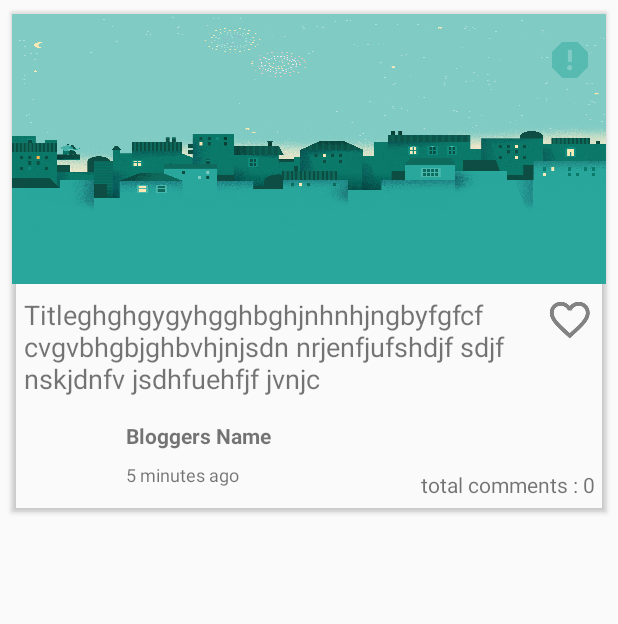
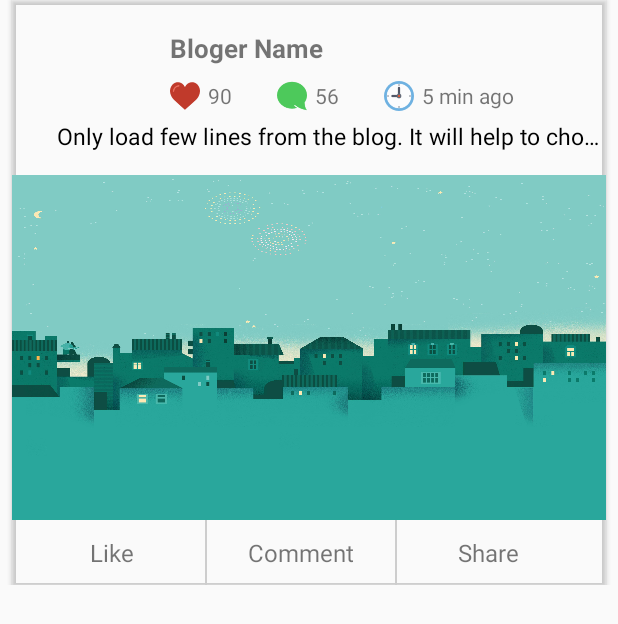
Before and after one commit to levirgon/blog-reader-app, an Android app: the layout list_item.xml on its own in the app's theme, with its tools: preview values and no code run, on a phone screen of 412 x 824 dp. Shown: the top 624 px of the screen. Run offline under Robolectric (Android 15) with nearby library versions, the phone set to English and light mode, and no system bars.

Commit message:
pulling for update

```diff
--- a/app/build.gradle
+++ b/app/build.gradle
@@ -51,6 +51,7 @@ dependencies {
     compile 'com.vstechlab.easyfonts:easyfonts:1.0.0'
     compile 'com.github.jkwiecien:EasyImage:2.0.3'
     compile 'com.google.firebase:firebase-messaging:10.0.1'
+    compile 'org.ocpsoft.prettytime:prettytime:4.0.1.Final'
     testCompile 'junit:junit:4.12'
 }
 apply plugin: 'com.google.gms.google-services'
--- a/app/src/main/java/com/example/noushad/blogbee/adapter/BlogRecycleAdapter.java
+++ b/app/src/main/java/com/example/noushad/blogbee/adapter/BlogRecycleAdapter.java
@@ -18,8 +18,16 @@ import com.example.noushad.blogbee.model.allPostsResponseModel.DataItem;
 import com.example.noushad.blogbee.utils.PaginationAdapterCallback;
 import com.example.noushad.blogbee.utils.WebOperations;
 
+import org.ocpsoft.prettytime.PrettyTime;
+
+import java.text.DateFormat;
+import java.text.ParseException;
+import java.text.SimpleDateFormat;
 import java.util.ArrayList;
+import java.util.Calendar;
+import java.util.Date;
 import java.util.List;
+import java.util.Locale;
 
 /**
  * Created by noushad on 7/16/17.
@@ -77,7 +85,11 @@ public class BlogRecycleAdapter extends RecyclerView.Adapter {
         switch (getItemViewType(position)) {
             case ITEM:
                 BlogVH blogVH = (BlogVH) holder;
-                blogVH.bind(dataItem);
+                try {
+                    blogVH.bind(dataItem);
+                } catch (ParseException e) {
+                    e.printStackTrace();
+                }
                 break;
             case LOADING:
                 LoadingVH loadingVH = (LoadingVH) holder;
@@ -121,19 +133,26 @@ public class BlogRecycleAdapter extends RecyclerView.Adapter {
 
         public BlogVH(View itemView) {
             super(itemView);
-            mCommentCountTextView = (TextView) itemView.findViewById(R.id.total_comments);
-            mCoverImage = (ImageView) itemView.findViewById(R.id.cover_image);
-            mProfileImage = (ImageView) itemView.findViewById(R.id.blog_profile_image);
-            mNameTextView = (TextView) itemView.findViewById(R.id.name_text);
-            mLastUpdatedTextView = (TextView) itemView.findViewById(R.id.last_update);
-            mTitleTextView = (TextView) itemView.findViewById(R.id.blog_title);
+            mCommentCountTextView = (TextView) itemView.findViewById(R.id.commentCountTextView);
+            mCoverImage = (ImageView) itemView.findViewById(R.id.blogCoverImageView);
+            mProfileImage = (ImageView) itemView.findViewById(R.id.user_image);
+            mNameTextView = (TextView) itemView.findViewById(R.id.blogerNameTextView);
+            mLastUpdatedTextView = (TextView) itemView.findViewById(R.id.timeCountTextView);
+            mTitleTextView = (TextView) itemView.findViewById(R.id.blogTopicTextView);
 
             itemView.setOnClickListener(this);
         }
 
-        private void bind(DataItem dataItem) {
+        private void bind(DataItem dataItem) throws ParseException {
             mDataItem = dataItem;
-            mLastUpdatedTextView.setText(mDataItem.getLastChange());
+            String str_date=mDataItem.getLastChange().toString();
+            DateFormat formatter ;
+            Date date ;
+            formatter = new SimpleDateFormat("yyyy-MM-dd HH:mm:ss");
+            date = (Date) formatter.parse(str_date);
+            long longDate=date.getTime();
+
+            mLastUpdatedTextView.setText(getlongtoago(longDate));
             WebOperations.loadImage(parentContext, mCoverImage, mDataItem.getCoverPhoto());
             if (mDataItem.hasCreatorInfo()) {
                 if (WebOperations.hasValidPath(mDataItem.getUserInfo().getCoverPhoto()))
@@ -141,8 +160,7 @@ public class BlogRecycleAdapter extends RecyclerView.Adapter {
                 mNameTextView.setText((mDataItem.getUserInfo()).getName());
             }
             mTitleTextView.setText(mDataItem.getTitle());
-            mCommentCountTextView.setText(String.valueOf("Total Comments : "
-                    + mDataItem.getCommentCount()));
+            mCommentCountTextView.setText(String.valueOf(mDataItem.getCommentCount()));
         }
 
         @Override
@@ -238,4 +256,68 @@ public class BlogRecycleAdapter extends RecyclerView.Adapter {
             notifyItemRemoved(position);
         }
     }
+    public static String getlongtoago(long createdAt) {
+        //DateFormat userDateFormat = new SimpleDateFormat("E MMM dd HH:mm:ss Z yyyy");
+        DateFormat dateFormatNeeded = new SimpleDateFormat("yyyy-MM-dd HH:MM:SS");
+        Date date = null;
+        date = new Date(createdAt);
+        String crdate1 = dateFormatNeeded.format(date);
+
+        // Date Calculation
+        DateFormat dateFormat = new SimpleDateFormat("yyyy-MM-dd HH:mm:ss");
+        crdate1 = new SimpleDateFormat("yyyy-MM-dd HH:mm:ss").format(date);
+
+        // get current date time with Calendar()
+        Calendar cal = Calendar.getInstance();
+        String currenttime = dateFormat.format(cal.getTime());
+
+        Date CreatedAt = null;
+        Date current = null;
+        try {
+            CreatedAt = dateFormat.parse(crdate1);
+            current = dateFormat.parse(currenttime);
+        } catch (java.text.ParseException e) {
+            // TODO Auto-generated catch block
+            e.printStackTrace();
+        }
+
+        // Get msec from each, and subtract.
+        long diff = current.getTime() - CreatedAt.getTime();
+        long diffSeconds = diff / 1000;
+        long diffMinutes = diff / (60 * 1000) % 60;
+        long diffHours = diff / (60 * 60 * 1000) % 24;
+        long diffDays = diff / (24 * 60 * 60 * 1000);
+
+        String time = null;
+        if (diffDays > 0) {
+            if (diffDays == 1) {
+                time = diffDays + " day ago ";
+            } else {
+                time = diffDays + " days ago ";
+            }
+        } else {
+            if (diffHours > 0) {
+                if (diffHours == 1) {
+                    time = diffHours + " hr ago";
+                } else {
+                    time = diffHours + " hrs ago";
+                }
+            } else {
+                if (diffMinutes > 0) {
+                    if (diffMinutes == 1) {
+                        time = diffMinutes + " min ago";
+                    } else {
+                        time = diffMinutes + " mins ago";
+                    }
+                } else {
+                    if (diffSeconds > 0) {
+                        time = diffSeconds + " secs ago";
+                    }
+                }
+
+            }
+
+        }
+        return time;
+    }
 }
--- a/app/src/main/res/layout/activity_login.xml
+++ b/app/src/main/res/layout/activity_login.xml
@@ -93,7 +93,7 @@
         android:layout_width="0dp"
         android:layout_height="wrap_content"
         android:layout_margin="16dp"
-        android:layout_marginTop="8dp"
+        android:layout_marginTop="10sp"
         android:fontFamily="sans-serif"
         android:gravity="center"
         android:text="@string/create_new_account"
--- a/app/src/main/res/layout/activity_splash_screen.xml
+++ b/app/src/main/res/layout/activity_splash_screen.xml
@@ -14,7 +14,7 @@
         android:layout_centerHorizontal="true"
         android:layout_marginTop="120sp"
         android:textSize="45sp"
-    android:textStyle="bold"
+        android:fontFamily="sans-serif"
         android:textColor="@color/colorAccent"
         android:text="@string/app_name" />
 
--- a/app/src/main/res/layout/list_item.xml
+++ b/app/src/main/res/layout/list_item.xml
@@ -8,128 +8,167 @@
     <android.support.v7.widget.CardView
         android:layout_width="match_parent"
         android:layout_height="wrap_content"
-        android:layout_margin="8dp"
-        app:cardBackgroundColor="@android:color/transparent">
+        app:cardBackgroundColor="@android:color/transparent"
+        android:id="@+id/cardView3"
+        android:layout_marginLeft="8dp"
+        android:layout_marginRight="8dp"
+        android:layout_centerVertical="true"
+        android:layout_centerHorizontal="true">
 
-        <android.support.constraint.ConstraintLayout
+    <RelativeLayout
+        android:id="@+id/relative_layout"
+        android:layout_width="match_parent"
+        android:layout_height="390sp"
+        android:layout_alignParentTop="true"
+        android:layout_alignStart="@+id/cardView3"
+        android:background="@android:color/transparent"
+        android:orientation="vertical">
+
+        <de.hdodenhof.circleimageview.CircleImageView
+            android:id="@+id/user_image"
+            android:layout_width="50sp"
+            android:layout_height="50sp"
+            android:layout_alignParentStart="true"
+            android:layout_alignParentTop="true"
+            android:layout_marginStart="30sp"
+            android:layout_marginTop="20sp" />
+
+        <TextView
+            android:id="@+id/blogerNameTextView"
+            android:layout_width="wrap_content"
+            android:layout_height="wrap_content"
+            android:layout_alignTop="@+id/user_image"
+            android:layout_marginStart="25sp"
+            android:layout_toEndOf="@+id/user_image"
+            android:text="Bloger Name"
+            android:textSize="17sp"
+            android:textStyle="bold" />
+
+        <LinearLayout
+            android:id="@+id/loader"
             android:layout_width="match_parent"
             android:layout_height="wrap_content"
-            android:layout_alignParentTop="true"
-            android:background="@android:color/transparent"
-            android:orientation="vertical"
-            tools:layout_editor_absoluteY="0dp"
-            tools:layout_editor_absoluteX="0dp">
+            android:layout_alignStart="@+id/user_image"
+            android:layout_below="@+id/blogerNameTextView"
+            android:layout_marginLeft="75sp"
+            android:layout_marginTop="10sp"
+            android:orientation="horizontal">
 
             <ImageView
-                android:id="@+id/cover_image"
-                android:layout_width="0dp"
-                android:layout_height="180dp"
-                android:layout_marginEnd="0dp"
-                android:layout_marginLeft="0dp"
-                android:layout_marginRight="0dp"
-                android:layout_marginStart="0dp"
-                android:layout_marginTop="1dp"
-                android:scaleType="fitXY"
-                app:layout_constraintHorizontal_bias="1.0"
-                app:layout_constraintLeft_toLeftOf="parent"
-                app:layout_constraintRight_toRightOf="parent"
-                app:layout_constraintTop_toTopOf="parent"
-                app:srcCompat="@drawable/house"
-                tools:ignore="ContentDescription"/>
+                android:id="@+id/likedImageView"
+                android:layout_width="20sp"
+                android:layout_height="20sp"
+                app:srcCompat="@drawable/liked"
+                android:scaleType="fitXY"/>
 
             <TextView
-                android:id="@+id/blog_title"
-                android:layout_width="0dp"
+                android:id="@+id/likeCountTextView"
+                android:layout_width="wrap_content"
                 android:layout_height="wrap_content"
-                android:layout_marginEnd="16dp"
-                android:layout_marginStart="8dp"
-                android:layout_marginTop="8dp"
-                android:textAllCaps="false"
-                android:textSize="18sp"
-                app:layout_constraintHorizontal_bias="0.0"
-                app:layout_constraintLeft_toLeftOf="parent"
-                app:layout_constraintRight_toLeftOf="@+id/imageButton"
-                app:layout_constraintTop_toBottomOf="@+id/cover_image"
-                tools:text="Titleghghgygyhgghbghjnhnhjngbyfgfcfcvgvbhgbjghbvhjnjsdn nrjenfjufshdjf sdjf nskjdnfv jsdhfuehfjf jvnjc"/>
+                android:layout_alignTop="@+id/likedImageView"
+                android:layout_marginLeft="5sp"
+                android:layout_toEndOf="@+id/likedImageView"
+                android:text="90" />
 
-            <de.hdodenhof.circleimageview.CircleImageView
-                android:id="@+id/blog_profile_image"
-                android:layout_width="60dp"
-                android:layout_height="60dp"
-                android:layout_marginStart="8dp"
-                android:layout_marginTop="8dp"
-                app:layout_constraintTop_toBottomOf="@+id/blog_title"
-
-                app:layout_constraintLeft_toLeftOf="parent"
-                app:layout_constraintBottom_toBottomOf="parent"
-                android:layout_marginBottom="8dp"
-                />
+            <ImageView
+                android:id="@+id/commentImageView"
+                android:layout_width="20sp"
+                android:layout_height="20sp"
+                android:layout_marginLeft="30sp"
+                app:srcCompat="@drawable/comment"
+                android:scaleType="fitXY"/>
 
             <TextView
-                android:id="@+id/name_text"
+                android:id="@+id/commentCountTextView"
                 android:layout_width="wrap_content"
                 android:layout_height="wrap_content"
-                android:layout_marginStart="8dp"
-                android:layout_marginTop="8dp"
-                android:maxLength="26"
-                android:textAllCaps="false"
-                android:textSize="14sp"
-                android:textStyle="bold"
-                app:layout_constraintLeft_toRightOf="@+id/blog_profile_image"
-                app:layout_constraintTop_toTopOf="@+id/blog_profile_image"
-                tools:text="Bloggers Name"/>
+                android:layout_marginLeft="5sp"
+                android:text="56" />
 
-            <ImageButton
-                android:layout_width="0dp"
-                android:layout_height="wrap_content"
-                android:layout_marginEnd="8dp"
-                android:background="@android:color/transparent"
-                app:srcCompat="@drawable/ic_favourite_disabled"
-                tools:ignore="ContentDescription,RtlHardcoded"
-                android:layout_marginRight="8dp"
-                app:layout_constraintRight_toRightOf="parent"
-                android:layout_marginTop="8dp"
-                app:layout_constraintTop_toBottomOf="@+id/cover_image"
-                android:id="@+id/imageButton"/>
+            <ImageView
+                android:id="@+id/timeImageView"
+                android:layout_width="20sp"
+                android:layout_height="20sp"
+                android:layout_marginLeft="30sp"
+                app:srcCompat="@drawable/clock"
+                android:scaleType="fitXY"/>
 
             <TextView
-                android:id="@+id/last_update"
+                android:id="@+id/timeCountTextView"
                 android:layout_width="wrap_content"
                 android:layout_height="wrap_content"
-                android:layout_marginStart="8dp"
-                android:layout_marginTop="8dp"
+                android:layout_marginLeft="5sp"
+                android:text="@string/_5_minutes_ago" />
 
-                android:textSize="12sp"
+        </LinearLayout>
 
-                app:layout_constraintLeft_toRightOf="@+id/blog_profile_image"
-                app:layout_constraintTop_toBottomOf="@+id/name_text"
-                tools:text="5 minutes ago"/>
+        <TextView
+            android:id="@+id/blogTopicTextView"
+            android:layout_width="wrap_content"
+            android:layout_height="wrap_content"
+            android:text="Only load few lines from the blog. It will help to choose the topic. to read the blog."
+            android:textSize="15sp"
+            android:textColor="#000000"
+            android:layout_marginTop="10sp"
+            android:ellipsize="end"
+            android:maxLines="1"
+            android:layout_alignStart="@+id/user_image"
+            android:layout_below="@+id/user_image" />
+        <ImageView
+            android:id="@+id/blogCoverImageView"
+            android:layout_width="match_parent"
+            android:layout_height="230sp"
+            app:srcCompat="@drawable/house"
+            android:scaleType="fitXY"
+            android:layout_weight="1"
+            android:layout_below="@+id/blogTopicTextView"
+            android:layout_alignParentStart="true"
+            android:layout_marginTop="15sp" />
+
+        <LinearLayout
+            android:layout_width="match_parent"
+            android:layout_height="match_parent"
+            android:orientation="horizontal"
+            android:layout_below="@+id/blogCoverImageView">
 
             <TextView
-                android:id="@+id/total_comments"
-                android:layout_width="wrap_content"
-                android:layout_height="wrap_content"
-                android:layout_marginStart="8dp"
-                android:gravity="center"
-                tools:text="total comments : 0"
-                app:layout_constraintBottom_toBottomOf="parent"
-                android:layout_marginBottom="8dp"
-                android:layout_marginEnd="8dp"
-                app:layout_constraintRight_toRightOf="parent"/>
+                android:id="@+id/likeTextViewButton"
+                android:layout_width="125sp"
+                android:layout_height="match_parent"
+                android:text="Like"
+                android:layout_marginLeft="3sp"
+                android:textSize="16sp"
+                android:gravity="center"/>
+            <View
+                android:layout_width="1sp"
+                android:layout_height="match_parent"
+                android:background="#cdcdcd" />
 
-            <ImageButton
-                android:layout_width="wrap_content"
-                android:layout_height="wrap_content"
-                android:layout_marginEnd="8dp"
-                android:layout_marginTop="16dp"
-                android:background="@android:color/transparent"
-                app:layout_constraintRight_toRightOf="parent"
-                app:layout_constraintTop_toTopOf="parent"
-                app:srcCompat="@drawable/ic_report_post"/>
+            <TextView
+                android:id="@+id/textView10"
+                android:layout_width="125sp"
+                android:layout_height="match_parent"
+                android:text="Comment"
+                android:textSize="16sp"
+                android:gravity="center"/>
+            <View
+                android:layout_width="1sp"
+                android:layout_height="match_parent"
+                android:background="#cdcdcd" />
 
-        </android.support.constraint.ConstraintLayout>
+            <TextView
+                android:id="@+id/textView11"
+                android:layout_width="122sp"
+                android:layout_height="match_parent"
+                android:text="Share"
+                android:textSize="16sp"
+                android:gravity="center" />
+        </LinearLayout>
+
+    </RelativeLayout>
 
 
     </android.support.v7.widget.CardView>
 
+
 </RelativeLayout>
--- a/app/src/main/res/values/strings.xml
+++ b/app/src/main/res/values/strings.xml
@@ -20,7 +20,7 @@
     <string name="login">Login</string>
     <string name="description">Description</string>
     <string name="post">Post</string>
-    <string name="_5_minutes_ago">5 minutes Ago</string>
+    <string name="_5_minutes_ago">5 min ago</string>
     <string name="last_updated_full">Last Updated</string>
     <string name="blog_cover_image">blog cover image</string>
     <string name="password_hint">PASSWORD</string>
```
Also changed, not shown: app/src/main/res/drawable/clock.png (added), app/src/main/res/drawable/comment.png (added), app/src/main/res/drawable/liked.png (added). Lines whose indentation alone changed are shown as unchanged.
